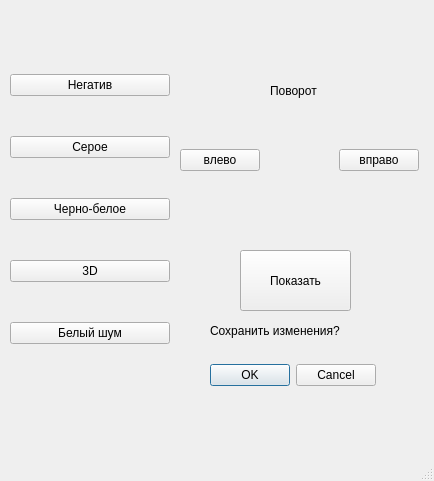
First picture: the form in photomagicapp.ui, repository MartsinovichDanya/QtProject, before the edit.
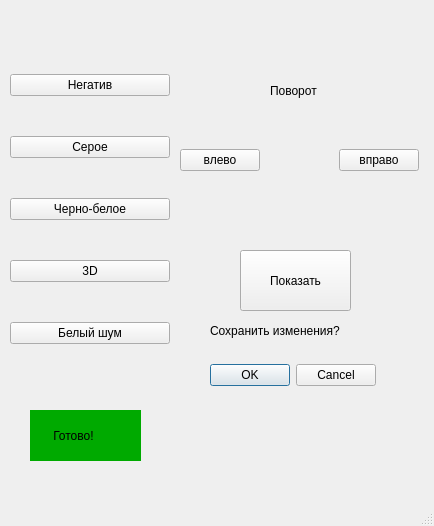
Second picture: the form after the edit.

Patch:
```diff
--- a/photomagicapp.ui
+++ b/photomagicapp.ui
@@ -7,7 +7,7 @@
     <x>0</x>
     <y>0</y>
     <width>434</width>
-    <height>481</height>
+    <height>526</height>
    </rect>
   </property>
   <property name="windowTitle">
@@ -152,6 +152,23 @@
      <string>Поворот</string>
     </property>
    </widget>
+   <widget class="QLabel" name="StatusLabel">
+    <property name="geometry">
+     <rect>
+      <x>30</x>
+      <y>410</y>
+      <width>111</width>
+      <height>51</height>
+     </rect>
+    </property>
+    <property name="styleSheet">
+     <string notr="true">background-color: rgb(0, 170, 0);
+</string>
+    </property>
+    <property name="text">
+     <string>       Готово!</string>
+    </property>
+   </widget>
   </widget>
   <widget class="QStatusBar" name="statusbar"/>
  </widget>
```
